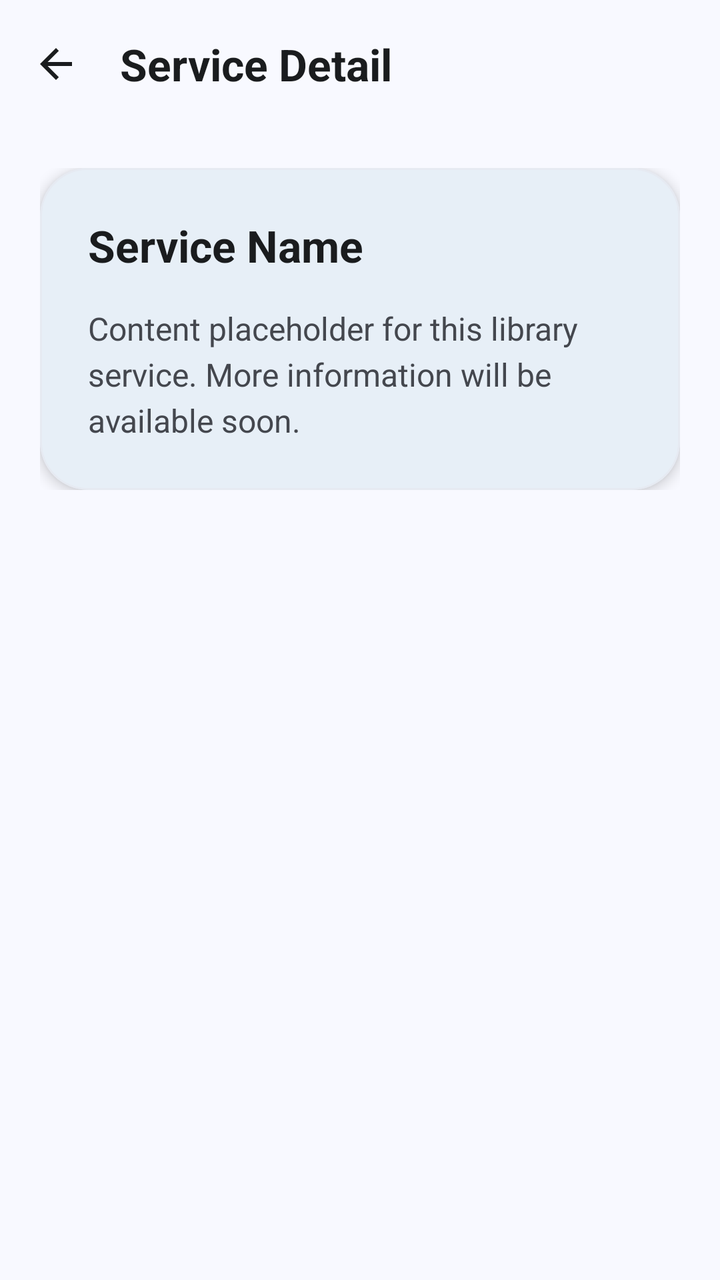
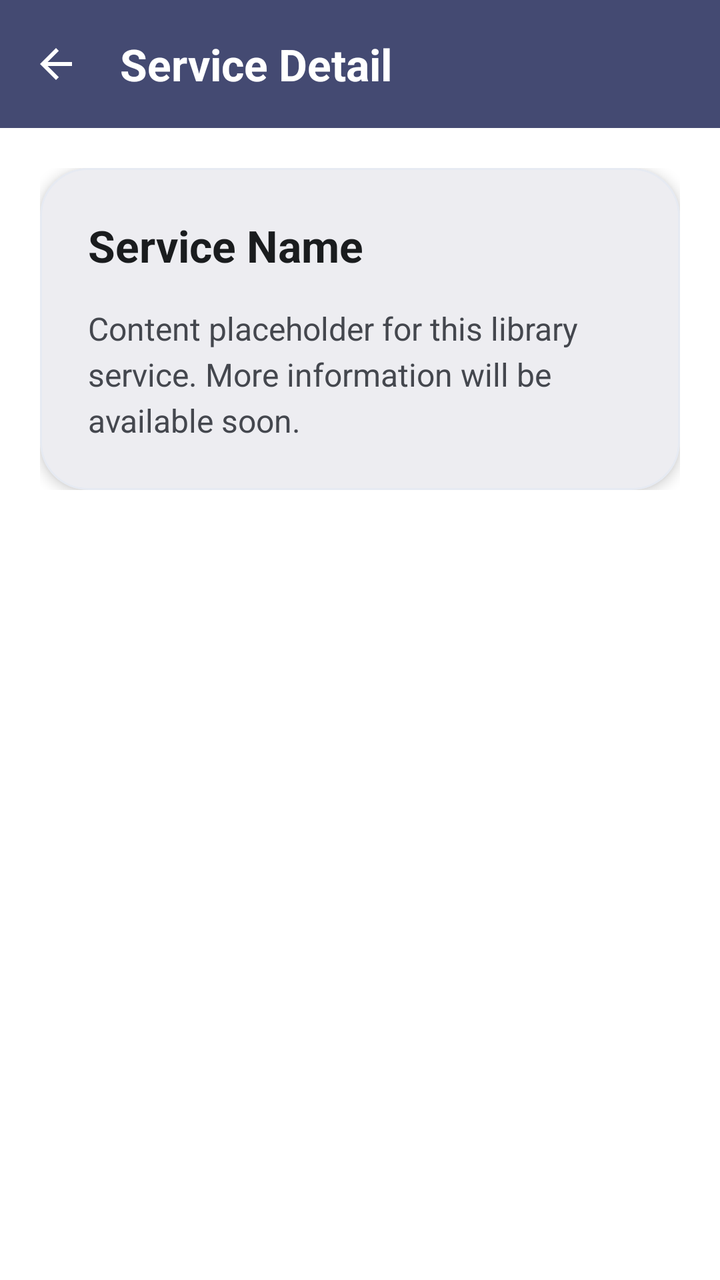

Before-and-after screenshots of an Android layout around one commit, followed by the original layout XML and the change that was made.
<!-- AndroidManifest.xml: application theme Theme.MyDUET -->
<!-- res/layout/activity_library_detail.xml -->
<?xml version="1.0" encoding="utf-8"?>
<androidx.coordinatorlayout.widget.CoordinatorLayout xmlns:android="http://schemas.android.com/apk/res/android"
    xmlns:app="http://schemas.android.com/apk/res-auto"
    android:layout_width="match_parent"
    android:layout_height="match_parent"
    android:background="?android:attr/windowBackground">

    <com.google.android.material.appbar.AppBarLayout
        android:layout_width="match_parent"
        android:layout_height="wrap_content"
        android:background="@android:color/transparent"
        app:elevation="0dp">

        <com.google.android.material.appbar.MaterialToolbar
            android:id="@+id/toolbar"
            android:layout_width="match_parent"
            android:layout_height="?attr/actionBarSize"
            app:navigationIcon="@drawable/ic_back"
            app:navigationIconTint="?attr/colorOnSurface"
            app:title="Service Detail"
            app:titleTextColor="?attr/colorOnSurface"
            android:fontFamily="sans-serif-medium" />
    </com.google.android.material.appbar.AppBarLayout>

    <androidx.core.widget.NestedScrollView
        android:layout_width="match_parent"
        android:layout_height="match_parent"
        app:layout_behavior="@string/appbar_scrolling_view_behavior">

        <LinearLayout
            android:layout_width="match_parent"
            android:layout_height="wrap_content"
            android:orientation="vertical"
            android:padding="20dp">

            <com.google.android.material.card.MaterialCardView
                android:layout_width="match_parent"
                android:layout_height="wrap_content"
                app:cardCornerRadius="24dp"
                app:cardElevation="4dp"
                app:strokeWidth="1dp"
                app:strokeColor="#E6EAF2"
                app:cardBackgroundColor="?attr/colorSurface">

                <LinearLayout
                    android:layout_width="match_parent"
                    android:layout_height="wrap_content"
                    android:orientation="vertical"
                    android:padding="24dp">

                    <TextView
                        android:id="@+id/tvDetailTitle"
                        android:layout_width="wrap_content"
                        android:layout_height="wrap_content"
                        android:text="Service Name"
                        android:textColor="?attr/colorOnSurface"
                        android:textSize="22sp"
                        android:textStyle="bold" />

                    <TextView
                        android:id="@+id/tvDetailContent"
                        android:layout_width="match_parent"
                        android:layout_height="wrap_content"
                        android:layout_marginTop="16dp"
                        android:text="Content placeholder for this library service. More information will be available soon."
                        android:textColor="?attr/colorOnSurfaceVariant"
                        android:textSize="16sp"
                        android:lineSpacingExtra="4dp" />

                </LinearLayout>
            </com.google.android.material.card.MaterialCardView>

        </LinearLayout>
    </androidx.core.widget.NestedScrollView>

</androidx.coordinatorlayout.widget.CoordinatorLayout>
<!-- resources referenced by this layout -->
<resources>
  <style name="Theme.MyDUET" parent="Base.Theme.MyDUET">
          <item name="android:windowAnimationStyle">@style/ActivityAnimation</item>
      </style>
  <style name="Base.Theme.MyDUET" parent="Theme.Material3.DayNight.NoActionBar">
          
          <item name="colorPrimary">@color/md_theme_light_primary</item>
          <item name="colorOnPrimary">@color/md_theme_light_onPrimary</item>
          <item name="colorPrimaryContainer">@color/md_theme_light_primaryContainer</item>
          <item name="colorOnPrimaryContainer">@color/md_theme_light_onPrimaryContainer</item>
  
          <item name="colorSecondary">@color/md_theme_light_secondary</item>
          <item name="colorOnSecondary">@color/md_theme_light_onSecondary</item>
          <item name="colorSecondaryContainer">@color/md_theme_light_secondaryContainer</item>
          <item name="colorOnSecondaryContainer">@color/md_theme_light_onSecondaryContainer</item>
  
          <item name="android:windowBackground">@color/md_theme_light_background</item>
          <item name="colorSurface">@color/md_theme_light_surface</item>
          <item name="colorOnSurface">@color/md_theme_light_onSurface</item>
          <item name="colorSurfaceVariant">@color/md_theme_light_surfaceVariant</item>
          <item name="colorOnSurfaceVariant">@color/md_theme_light_onSurfaceVariant</item>
          <item name="colorOutline">@color/md_theme_light_outline</item>
  
          
          <item name="android:statusBarColor">@color/md_theme_light_background</item>
          <item name="android:windowLightStatusBar">true</item>
  
          
          <item name="textAppearanceHeadlineLarge">@style/TextAppearance.MyDUET.HeadlineLarge</item>
          <item name="textAppearanceTitleLarge">@style/TextAppearance.MyDUET.TitleLarge</item>
          <item name="textAppearanceBodyLarge">@style/TextAppearance.MyDUET.BodyLarge</item>
      </style>
  <style name="ActivityAnimation" parent="@android:style/Animation.Activity">
          <item name="android:activityOpenEnterAnimation">@anim/slide_in_right</item>
          <item name="android:activityOpenExitAnimation">@anim/fade_out</item>
          <item name="android:activityCloseEnterAnimation">@anim/fade_in</item>
          <item name="android:activityCloseExitAnimation">@anim/slide_out_right</item>
      </style>
  <color name="md_theme_light_primary">#005FB0</color>
  <color name="md_theme_light_onPrimary">#FFFFFF</color>
  <color name="md_theme_light_primaryContainer">#D5E3FF</color>
  <color name="md_theme_light_onPrimaryContainer">#001C3B</color>
  <color name="md_theme_light_secondary">#565E71</color>
  <color name="md_theme_light_onSecondary">#FFFFFF</color>
  <color name="md_theme_light_secondaryContainer">#DAE2F9</color>
  <color name="md_theme_light_onSecondaryContainer">#131C2C</color>
  <color name="md_theme_light_background">#F8F9FF</color>
  <color name="md_theme_light_surface">#FFFFFF</color>
  <color name="md_theme_light_onSurface">#1A1C1E</color>
  <color name="md_theme_light_surfaceVariant">#E0E2EC</color>
  <color name="md_theme_light_onSurfaceVariant">#44474E</color>
  <color name="md_theme_light_outline">#74777F</color>
  <style name="TextAppearance.MyDUET.HeadlineLarge" parent="TextAppearance.Material3.HeadlineLarge">
          <item name="android:textStyle">bold</item>
          <item name="android:textColor">?attr/colorOnSurface</item>
      </style>
  <style name="TextAppearance.MyDUET.TitleLarge" parent="TextAppearance.Material3.TitleLarge">
          <item name="android:textStyle">bold</item>
          <item name="android:textColor">?attr/colorOnSurface</item>
      </style>
  <style name="TextAppearance.MyDUET.BodyLarge" parent="TextAppearance.Material3.BodyLarge">
          <item name="android:textColor">?attr/colorOnSurfaceVariant</item>
      </style>
  <!-- unchanged entries left out for length: 1 -->
</resources>

<!-- the commit's change to res/layout/activity_library_detail.xml (unified diff, before → after) -->
@@ -8,17 +8,18 @@
     <com.google.android.material.appbar.AppBarLayout
         android:layout_width="match_parent"
         android:layout_height="wrap_content"
-        android:background="@android:color/transparent"
-        app:elevation="0dp">
+        android:background="?attr/colorPrimary"
+        app:elevation="4dp">
 
         <com.google.android.material.appbar.MaterialToolbar
+            android:background="?attr/colorPrimary"
             android:id="@+id/toolbar"
             android:layout_width="match_parent"
             android:layout_height="?attr/actionBarSize"
             app:navigationIcon="@drawable/ic_back"
-            app:navigationIconTint="?attr/colorOnSurface"
+            app:navigationIconTint="?attr/colorOnPrimary"
             app:title="Service Detail"
-            app:titleTextColor="?attr/colorOnSurface"
+            app:titleTextColor="?attr/colorOnPrimary"
             android:fontFamily="sans-serif-medium" />
     </com.google.android.material.appbar.AppBarLayout>
 
<!-- resource entries referenced after the edit -->
@@ -23,8 +23,8 @@
           <item name="colorOutline">@color/md_theme_light_outline</item>
   
           
-          <item name="android:statusBarColor">@color/md_theme_light_background</item>
-          <item name="android:windowLightStatusBar">true</item>
+          <item name="android:statusBarColor">?attr/colorPrimary</item>
+          <item name="android:windowLightStatusBar">false</item>
   
           
           <item name="textAppearanceHeadlineLarge">@style/TextAppearance.MyDUET.HeadlineLarge</item>
@@ -37,18 +37,18 @@
           <item name="android:activityCloseEnterAnimation">@anim/fade_in</item>
           <item name="android:activityCloseExitAnimation">@anim/slide_out_right</item>
       </style>
-  <color name="md_theme_light_primary">#005FB0</color>
+  <color name="md_theme_light_primary">#444A72</color>
   <color name="md_theme_light_onPrimary">#FFFFFF</color>
-  <color name="md_theme_light_primaryContainer">#D5E3FF</color>
-  <color name="md_theme_light_onPrimaryContainer">#001C3B</color>
-  <color name="md_theme_light_secondary">#565E71</color>
+  <color name="md_theme_light_primaryContainer">#DCE0EE</color>
+  <color name="md_theme_light_onPrimaryContainer">#14182B</color>
+  <color name="md_theme_light_secondary">#088BB3</color>
   <color name="md_theme_light_onSecondary">#FFFFFF</color>
-  <color name="md_theme_light_secondaryContainer">#DAE2F9</color>
-  <color name="md_theme_light_onSecondaryContainer">#131C2C</color>
-  <color name="md_theme_light_background">#F8F9FF</color>
+  <color name="md_theme_light_secondaryContainer">#D7EFF7</color>
+  <color name="md_theme_light_onSecondaryContainer">#00202C</color>
+  <color name="md_theme_light_background">#FFFFFF</color>
   <color name="md_theme_light_surface">#FFFFFF</color>
   <color name="md_theme_light_onSurface">#1A1C1E</color>
-  <color name="md_theme_light_surfaceVariant">#E0E2EC</color>
+  <color name="md_theme_light_surfaceVariant">#E2E4EE</color>
   <color name="md_theme_light_onSurfaceVariant">#44474E</color>
   <color name="md_theme_light_outline">#74777F</color>
   <style name="TextAppearance.MyDUET.HeadlineLarge" parent="TextAppearance.Material3.HeadlineLarge">
